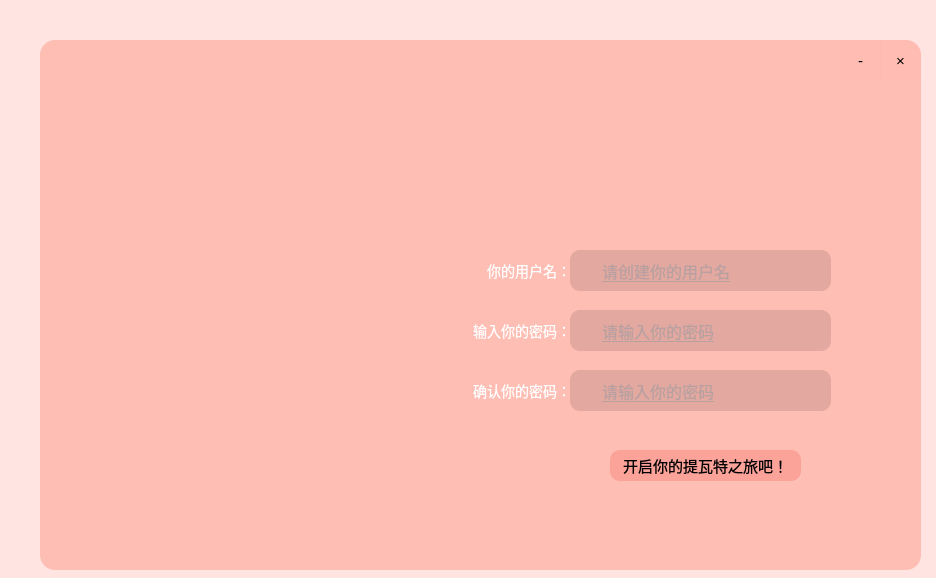
Qt form Client/signup.ui (BIT-Linpop-DevTeam/LinpopClientDemo) before a commit.
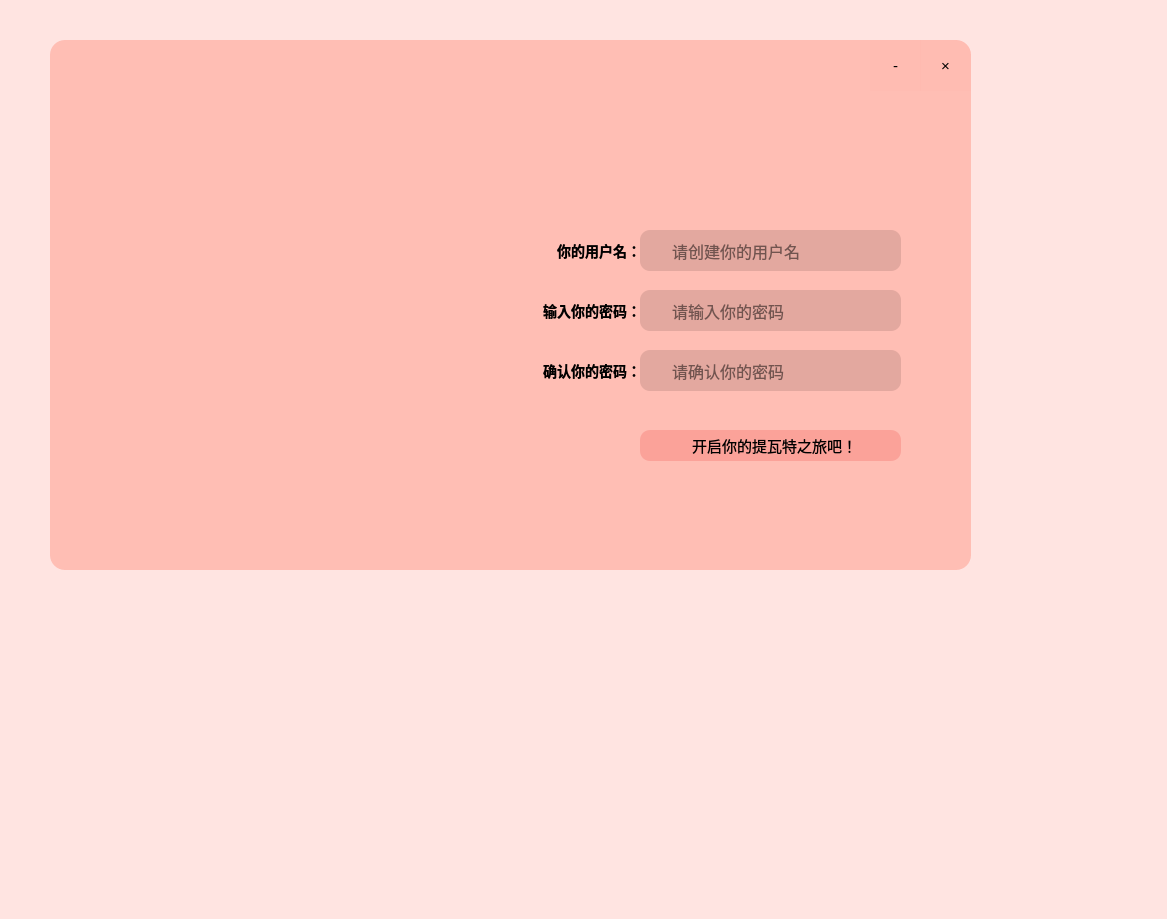
The same form after that commit. Icons and pictures are not drawn.

Patch:
```diff
--- a/Client/signup.ui
+++ b/Client/signup.ui
@@ -6,8 +6,8 @@
    <rect>
     <x>0</x>
     <y>0</y>
-    <width>936</width>
-    <height>578</height>
+    <width>1167</width>
+    <height>919</height>
    </rect>
   </property>
   <property name="windowTitle">
@@ -29,7 +29,7 @@
 border-radius:15px;
 }
 QLineEdit{
-color:#8d98a1;
+
 background-color:rgba(19, 0, 0, 30);
 font-size:16px;
 border-style:outset;
@@ -81,9 +81,9 @@
   <widget class="QFrame" name="frame">
    <property name="geometry">
     <rect>
-     <x>40</x>
+     <x>50</x>
      <y>40</y>
-     <width>881</width>
+     <width>921</width>
      <height>530</height>
     </rect>
    </property>
@@ -111,8 +111,8 @@
    <widget class="QLineEdit" name="e1">
     <property name="geometry">
      <rect>
-      <x>530</x>
-      <y>210</y>
+      <x>590</x>
+      <y>190</y>
       <width>261</width>
       <height>41</height>
      </rect>
@@ -120,7 +120,14 @@
     <property name="styleSheet">
      <string notr="true">*{
 padding-left:30px;
-text-decoration: underline
+
+
+font: 11pt &quot;微软雅黑&quot;;
+border：10px;
+	font: 12pt &quot;幼圆&quot;;
+color:rgb(0,0,0);
+
+
 }</string>
     </property>
     <property name="text">
@@ -133,8 +140,8 @@
    <widget class="QLineEdit" name="e2">
     <property name="geometry">
      <rect>
-      <x>530</x>
-      <y>270</y>
+      <x>590</x>
+      <y>250</y>
       <width>261</width>
       <height>41</height>
      </rect>
@@ -142,7 +149,14 @@
     <property name="styleSheet">
      <string notr="true">*{
 padding-left:30px;
-text-decoration: underline
+
+
+font: 11pt &quot;微软雅黑&quot;;
+border：10px;
+	font: 12pt &quot;幼圆&quot;;
+color:rgb(0,0,0);
+
+
 }</string>
     </property>
     <property name="inputMask">
@@ -161,23 +175,28 @@
    <widget class="QPushButton" name="pushButton">
     <property name="geometry">
      <rect>
-      <x>570</x>
-      <y>410</y>
-      <width>191</width>
+      <x>590</x>
+      <y>390</y>
+      <width>261</width>
       <height>31</height>
      </rect>
     </property>
+    <property name="styleSheet">
+     <string notr="true">	font: 10pt &quot;幼圆&quot;;
+color:rgb(0,0,0);
+</string>
+    </property>
     <property name="text">
-     <string>开启你的提瓦特之旅吧！</string>
+     <string>  开启你的提瓦特之旅吧！</string>
     </property>
    </widget>
    <widget class="QToolButton" name="toolButton">
     <property name="geometry">
      <rect>
-      <x>840</x>
+      <x>870</x>
       <y>0</y>
-      <width>41</width>
-      <height>41</height>
+      <width>51</width>
+      <height>51</height>
      </rect>
     </property>
     <property name="text">
@@ -187,10 +206,10 @@
    <widget class="QToolButton" name="toolButton_2">
     <property name="geometry">
      <rect>
-      <x>800</x>
+      <x>820</x>
       <y>0</y>
-      <width>41</width>
-      <height>41</height>
+      <width>51</width>
+      <height>51</height>
      </rect>
     </property>
     <property name="text">
@@ -200,10 +219,10 @@
    <widget class="QLabel" name="label_2">
     <property name="geometry">
      <rect>
-      <x>630</x>
-      <y>150</y>
-      <width>71</width>
-      <height>51</height>
+      <x>690</x>
+      <y>120</y>
+      <width>81</width>
+      <height>61</height>
      </rect>
     </property>
     <property name="font">
@@ -230,8 +249,8 @@
    <widget class="QLineEdit" name="e2_2">
     <property name="geometry">
      <rect>
-      <x>530</x>
-      <y>330</y>
+      <x>590</x>
+      <y>310</y>
       <width>261</width>
       <height>41</height>
      </rect>
@@ -239,7 +258,14 @@
     <property name="styleSheet">
      <string notr="true">*{
 padding-left:30px;
-text-decoration: underline
+
+
+font: 11pt &quot;微软雅黑&quot;;
+border：10px;
+	font: 12pt &quot;幼圆&quot;;
+color:rgb(0,0,0);
+
+
 }</string>
     </property>
     <property name="inputMask">
@@ -252,29 +278,35 @@
      <enum>QLineEdit::Password</enum>
     </property>
     <property name="placeholderText">
-     <string>请输入你的密码</string>
+     <string>请确认你的密码</string>
     </property>
    </widget>
    <widget class="QLabel" name="accountLabel">
     <property name="geometry">
      <rect>
-      <x>380</x>
-      <y>210</y>
-      <width>151</width>
+      <x>370</x>
+      <y>190</y>
+      <width>221</width>
       <height>41</height>
      </rect>
     </property>
     <property name="font">
      <font>
-      <family>微软雅黑</family>
-      <pointsize>11</pointsize>
-      <weight>50</weight>
+      <family>幼圆</family>
+      <pointsize>12</pointsize>
+      <weight>75</weight>
       <italic>false</italic>
-      <bold>false</bold>
+      <bold>true</bold>
      </font>
     </property>
     <property name="styleSheet">
-     <string notr="true">font: 11pt &quot;微软雅黑&quot;;</string>
+     <string notr="true">*{
+font: 11pt &quot;微软雅黑&quot;;
+border：10px;
+	font: 12pt &quot;幼圆&quot;;
+color:rgb(0,0,0);
+font-weight:bold
+}</string>
     </property>
     <property name="text">
      <string>你的用户名：</string>
@@ -286,23 +318,29 @@
    <widget class="QLabel" name="accountLabel_2">
     <property name="geometry">
      <rect>
-      <x>340</x>
-      <y>270</y>
-      <width>191</width>
+      <x>360</x>
+      <y>250</y>
+      <width>231</width>
       <height>41</height>
      </rect>
     </property>
     <property name="font">
      <font>
-      <family>微软雅黑</family>
-      <pointsize>11</pointsize>
-      <weight>50</weight>
+      <family>幼圆</family>
+      <pointsize>12</pointsize>
+      <weight>75</weight>
       <italic>false</italic>
-      <bold>false</bold>
+      <bold>true</bold>
      </font>
     </property>
     <property name="styleSheet">
-     <string notr="true">font: 11pt &quot;微软雅黑&quot;;</string>
+     <string notr="true">*{
+font: 11pt &quot;微软雅黑&quot;;
+border：10px;
+	font: 12pt &quot;幼圆&quot;;
+color:rgb(0,0,0);
+font-weight:bold
+}</string>
     </property>
     <property name="text">
      <string>输入你的密码：</string>
@@ -314,23 +352,29 @@
    <widget class="QLabel" name="accountLabel_3">
     <property name="geometry">
      <rect>
-      <x>340</x>
-      <y>330</y>
-      <width>191</width>
+      <x>370</x>
+      <y>310</y>
+      <width>221</width>
       <height>41</height>
      </rect>
     </property>
     <property name="font">
      <font>
-      <family>微软雅黑</family>
-      <pointsize>11</pointsize>
-      <weight>50</weight>
+      <family>幼圆</family>
+      <pointsize>12</pointsize>
+      <weight>75</weight>
       <italic>false</italic>
-      <bold>false</bold>
+      <bold>true</bold>
      </font>
     </property>
     <property name="styleSheet">
-     <string notr="true">font: 11pt &quot;微软雅黑&quot;;</string>
+     <string notr="true">*{
+font: 11pt &quot;微软雅黑&quot;;
+border：10px;
+	font: 12pt &quot;幼圆&quot;;
+color:rgb(0,0,0);
+font-weight:bold
+}</string>
     </property>
     <property name="text">
      <string>确认你的密码：</string>
```
